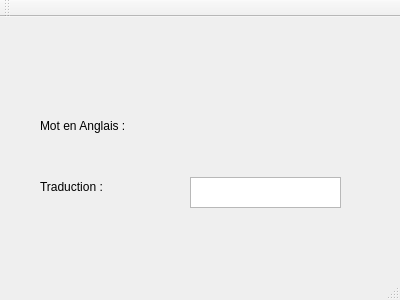
This is mainwindow.ui in william00007/anglais as Qt 5 draws it before an edit. The edited form follows.
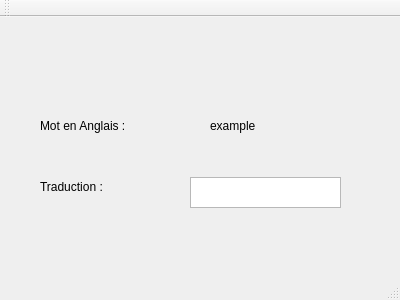
This is the edited form.

Commit message: ptite bidouille en attendant sara

```diff
--- a/mainwindow.ui
+++ b/mainwindow.ui
@@ -60,7 +60,7 @@
      </rect>
     </property>
     <property name="text">
-     <string/>
+     <string>example</string>
     </property>
    </widget>
   </widget>
```
Left out of the diff: 2 changed lines with no effect on the pictures. The commit also changes 1 other file.
